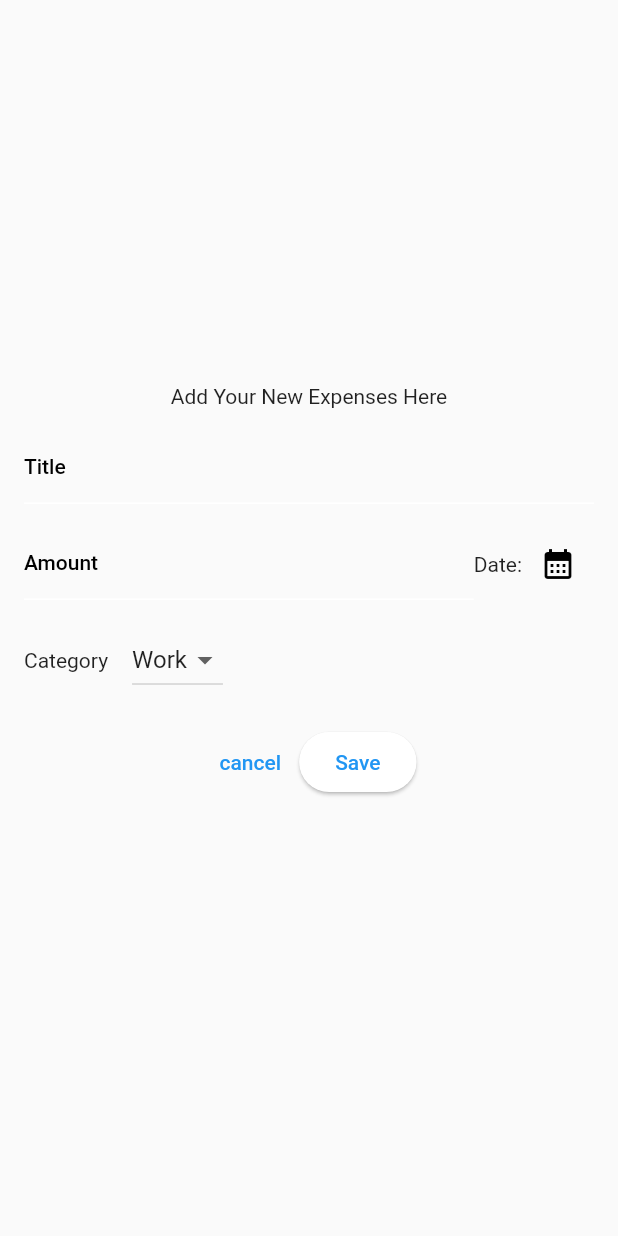
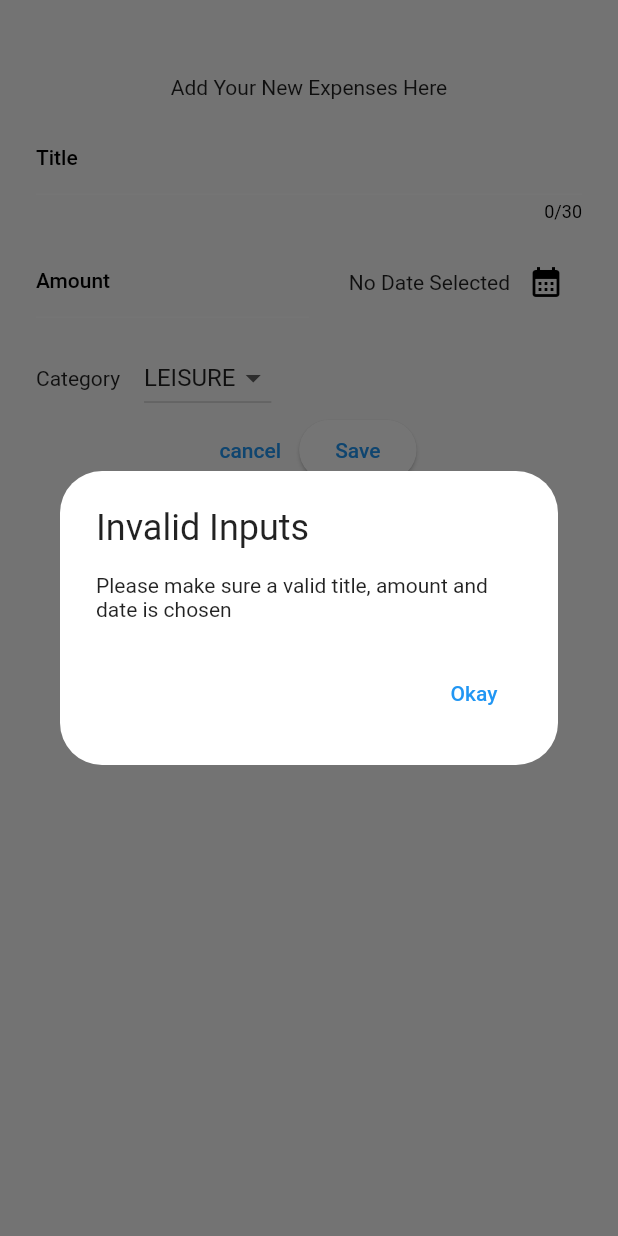
Before and after one commit to saleemsabid/expense_tracker, a Flutter app: the NewExpenseScreen widget shown alone on an empty page, opened directly with empty values, after a tap on "Save", on a phone screen of 412 x 824 dp. Run offline on Flutter 3.47's test engine with Material 2 defaults, Android fonts, the phone set to English and light mode, and no system bars.

Commit message:
made the add expense form working with validation

```diff
--- a/lib/widgets/expenses.dart
+++ b/lib/widgets/expenses.dart
@@ -55,7 +55,7 @@ class _ExpensesState extends State<Expenses> {
                   showModalBottomSheet(
                     isScrollControlled: true,
                     context: context,
-                    builder: (context) => NewExpenseScreen(
+                    builder: (ctx) => NewExpenseScreen(
                       onAddExpense: _addExpense,
                     ),
                   );
--- a/lib/widgets/new_expense_screen.dart
+++ b/lib/widgets/new_expense_screen.dart
@@ -11,46 +11,121 @@ class NewExpenseScreen extends StatefulWidget {
 }
 
 class _NewExpenseScreenState extends State<NewExpenseScreen> {
+  final _titleController = TextEditingController();
+  final _amountController = TextEditingController();
+  DateTime? _selectedDate;
+  Category _selectedCategory = Category.leisure;
+//function to display the date picker when clicking on the calendar icon
+  void _displayDatePicker() async {
+    final now = DateTime.now();
+    final currentDate = DateTime(
+      now.year - 1,
+      now.month,
+      now.day,
+    );
+    final pickedDate = await showDatePicker(
+      context: context,
+      initialDate: now,
+      firstDate: currentDate,
+      lastDate: now,
+    );
+    setState(() {
+      _selectedDate = pickedDate;
+    });
+  }
+
   void _submitExpenseData() {
+    final enteredAmount = double.tryParse(_amountController.text);
+    final amountIsInvalid = enteredAmount == null || enteredAmount <= 0;
+    if (_titleController.text.trim().isEmpty ||
+        amountIsInvalid ||
+        _selectedDate == null) {
+      showDialog(
+        context: context,
+        builder: (ctx) => AlertDialog(
+          title: const Text(
+            'Invalid Inputs',
+          ),
+          content: const Text(
+            'Please make sure a valid title, amount and date is chosen',
+          ),
+          actions: [
+            TextButton(
+                onPressed: () {
+                  setState(() {
+                    Navigator.pop(ctx);
+                  });
+                },
+                child: const Text('Okay'))
+          ],
+        ),
+      );
+      return;
+    }
     widget.onAddExpense(Expense(
-      title: '',
-      amount: 15,
-      category: Category.food,
-      date: DateTime.now(),
+      title: _titleController.text,
+      amount: enteredAmount,
+      category: _selectedCategory,
+      date: _selectedDate!,
     ));
+    setState(() {
+      Navigator.pop(context);
+    });
+  }
+
+  @override
+  void dispose() {
+    _titleController.dispose();
+    _amountController.dispose();
+    super.dispose();
   }
 
   @override
   Widget build(BuildContext context) {
-    return Center(
-      child: Padding(
-        padding: const EdgeInsets.symmetric(vertical: 24, horizontal: 16),
-        child: Column(mainAxisSize: MainAxisSize.min, children: [
+    return Padding(
+      padding: const EdgeInsets.symmetric(vertical: 50, horizontal: 24),
+      child: Column(children: [
         const Text('Add Your New Expenses Here'),
         const SizedBox(
           height: 16,
         ),
-          const TextField(
-            decoration: InputDecoration(label: Text('Title')),
+        TextField(
+          controller: _titleController,
+          maxLength: 30,
+          decoration: const InputDecoration(
+            label: Text('Title'),
+          ),
         ),
         const SizedBox(
           height: 16,
         ),
         Row(
+          mainAxisAlignment: MainAxisAlignment.spaceBetween,
           children: [
-              const Expanded(
+            Expanded(
                 child: TextField(
               keyboardType: TextInputType.number,
-                decoration: InputDecoration(
+              controller: _amountController,
+              decoration: const InputDecoration(
                   label: Text(
                     'Amount',
                   ),
                   prefix: Text('\$')),
             )),
-              const Text('Date:'),
+            Expanded(
+              child: Row(
+                mainAxisAlignment: MainAxisAlignment.end,
+                crossAxisAlignment: CrossAxisAlignment.center,
+                children: [
+                  Text(_selectedDate == null
+                      ? 'No Date Selected'
+                      : formatter.format(_selectedDate!)),
                   IconButton(
-                onPressed: () {},
+                    onPressed: _displayDatePicker,
                     icon: const Icon(Icons.calendar_month),
+                  ),
+                ],
+              ),
             ),
           ],
         ),
@@ -63,16 +138,27 @@ class _NewExpenseScreenState extends State<NewExpenseScreen> {
             const SizedBox(
               width: 16,
             ),
-              DropdownButton(items: const [
-                DropdownMenuItem(
-                  child: Text('Work'),
+            DropdownButton(
+                value: _selectedCategory,
+                items: Category.values
+                    .map(
+                      (category) => DropdownMenuItem(
+                        value: category,
+                        child: Text(category.name.toUpperCase()),
                       ),
-              ], onChanged: (value) {})
+                    )
+                    .toList(),
+                onChanged: (category) {
+                  setState(() {
+                    if (category == null) {
+                      return;
+                    }
+                    _selectedCategory = category;
+                  });
+                })
           ],
         ),
-          Container(
-            margin: const EdgeInsets.symmetric(vertical: 20, horizontal: 30),
-            child: Row(
+        Row(
           mainAxisAlignment: MainAxisAlignment.center,
           children: [
             TextButton(
@@ -87,12 +173,10 @@ class _NewExpenseScreenState extends State<NewExpenseScreen> {
             )
           ],
         ),
-          ),
         const SizedBox(
           height: 16,
         ),
       ]),
-      ),
     );
   }
 }
```
Lines whose indentation alone changed are shown as unchanged.
